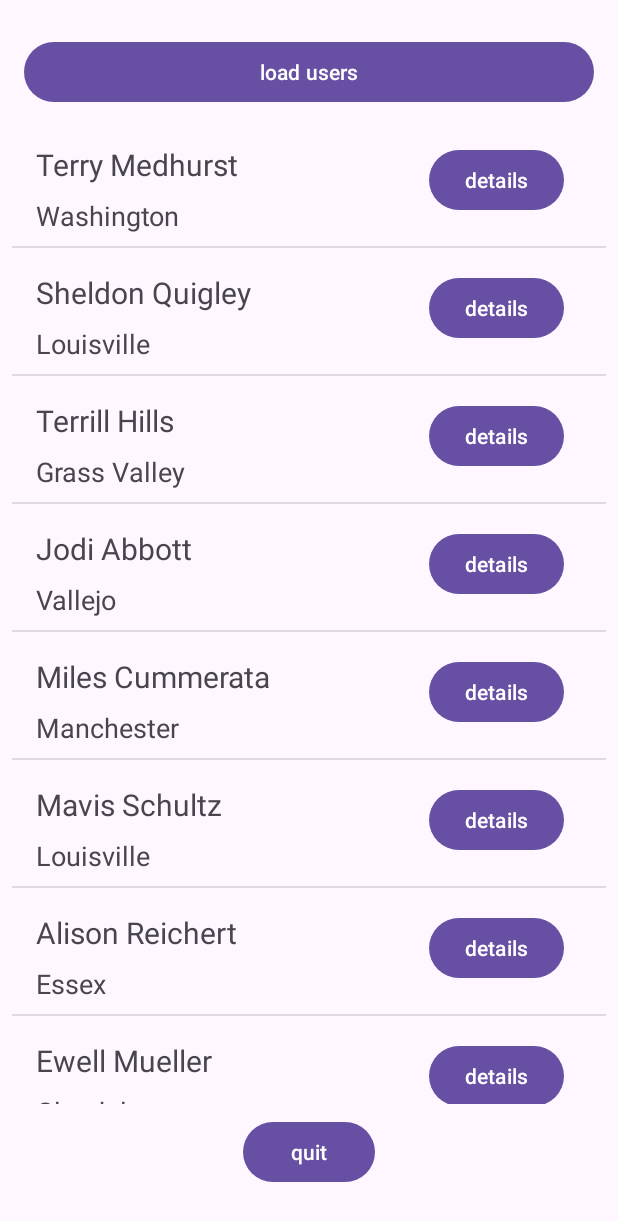
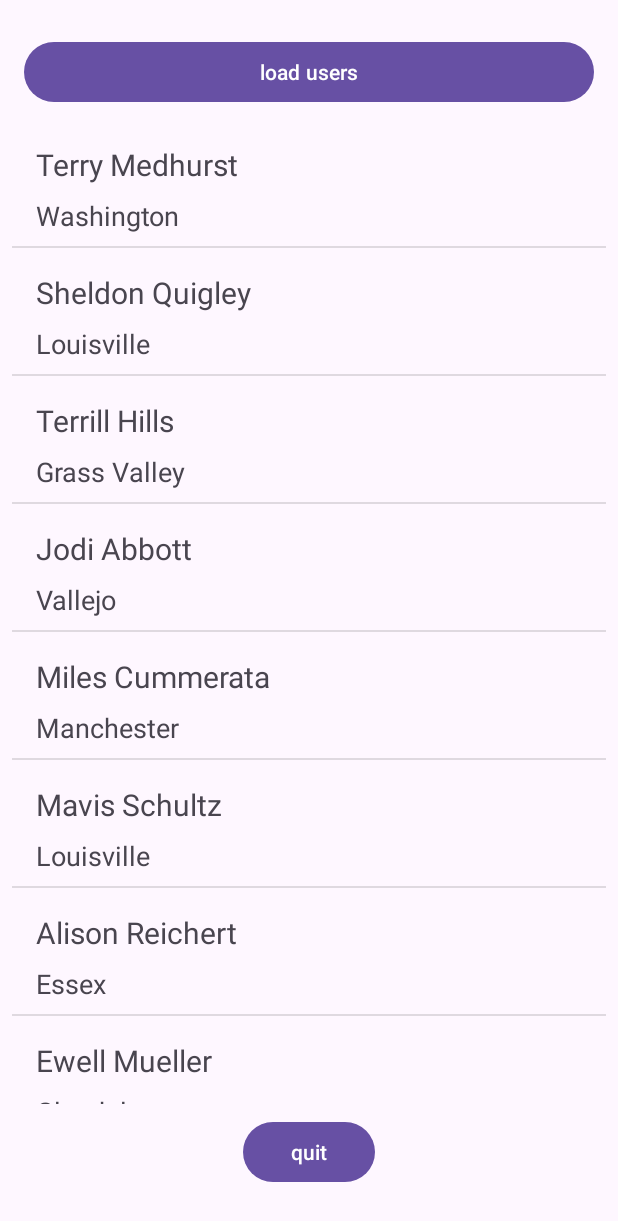
Before and after one commit to OussamaOulouark/Miniproject, an Android app: the screen it shows after launch (miniproject), after a tap on "load users", on a phone screen of 412 x 824 dp. Shown: the top 1221 px of the screen. Run offline under Robolectric (Android 15) with nearby library versions, the phone set to English and light mode, and no system bars.

Commit message:
add onlongclick to user item

```diff
--- a/Super mini/app/src/main/java/com/example/myapplication/usersadapter.java
+++ b/Super mini/app/src/main/java/com/example/myapplication/usersadapter.java
@@ -2,12 +2,10 @@ package com.example.myapplication;
 
 import android.annotation.SuppressLint;
 import android.content.Context;
-import android.text.Layout;
 import android.view.LayoutInflater;
 import android.view.View;
 import android.view.ViewGroup;
 import android.widget.BaseAdapter;
-import android.widget.Button;
 import android.widget.TextView;
 
 import androidx.appcompat.app.AlertDialog;
@@ -51,18 +49,22 @@ public class usersadapter extends BaseAdapter {
 
         TextView tvuserfullname = convertView.findViewById(R.id.TvuserItemFullname);
         TextView tvusercity = convertView.findViewById(R.id.Tviusercity);
-        Button btndetailsitem = convertView.findViewById(R.id.btndetailsitem);
+
 
         tvuserfullname.setText(user.fullName());
         tvusercity.setText(user.getCity());
-        btndetailsitem.setOnClickListener(v ->{
-            AlertDialog.Builder builder = new AlertDialog.Builder(context);
-            builder.setTitle(String.format("details of User %d" ,position +1 ))
-                    .setMessage(user.toString())
-                    .show();
 
+       convertView.setOnLongClickListener(new View.OnLongClickListener() {
+           @Override
+           public boolean onLongClick(View v) {
+               AlertDialog.Builder builder = new AlertDialog.Builder(context);
+               builder.setTitle(String.format("details of User %d" ,position +1 ))
+                       .setMessage(user.toString())
+                       .show();
+               return false;
+           }
+       });
 
-        });
 
 
         return convertView;
--- a/Super mini/app/src/main/res/layout/item_user.xml
+++ b/Super mini/app/src/main/res/layout/item_user.xml
@@ -29,15 +29,4 @@
         app:layout_constraintStart_toStartOf="parent"
         app:layout_constraintTop_toBottomOf="@+id/TvuserItemFullname" />
 
-    <Button
-        android:id="@+id/btndetailsitem"
-        android:layout_width="wrap_content"
-        android:layout_height="wrap_content"
-        android:layout_marginEnd="28dp"
-        android:text="details"
-        app:layout_constraintBottom_toBottomOf="@+id/Tviusercity"
-        app:layout_constraintEnd_toEndOf="parent"
-        app:layout_constraintTop_toTopOf="@+id/TvuserItemFullname"
-        app:layout_constraintVertical_bias="0.0" />
-
 </androidx.constraintlayout.widget.ConstraintLayout>
```
